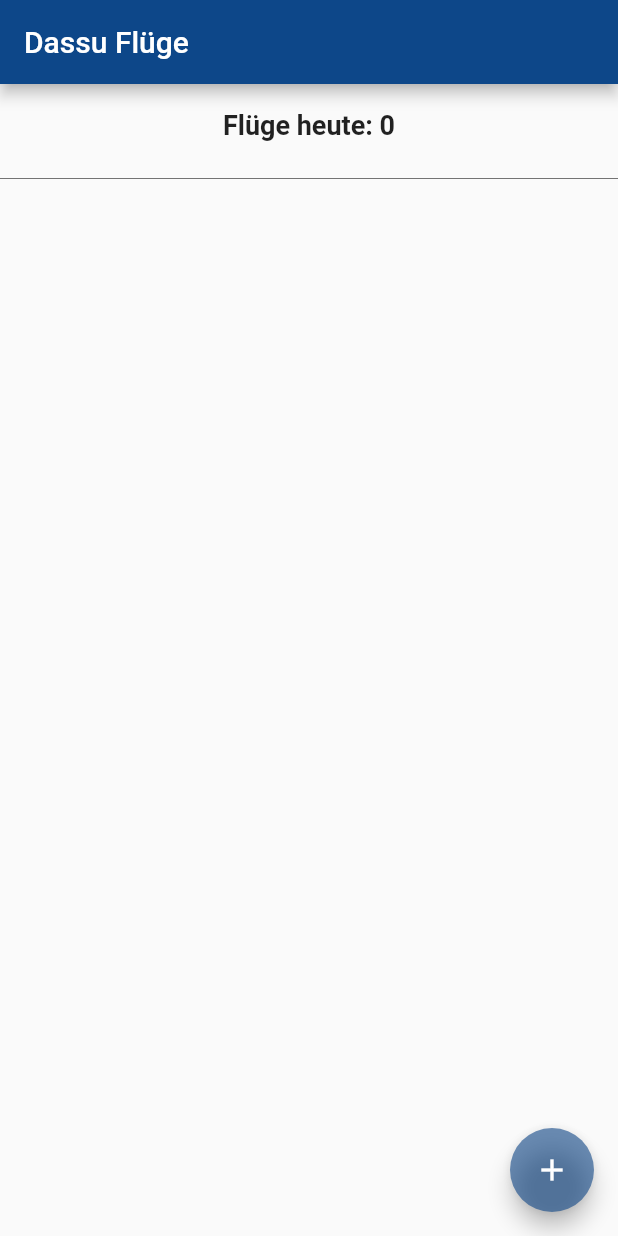
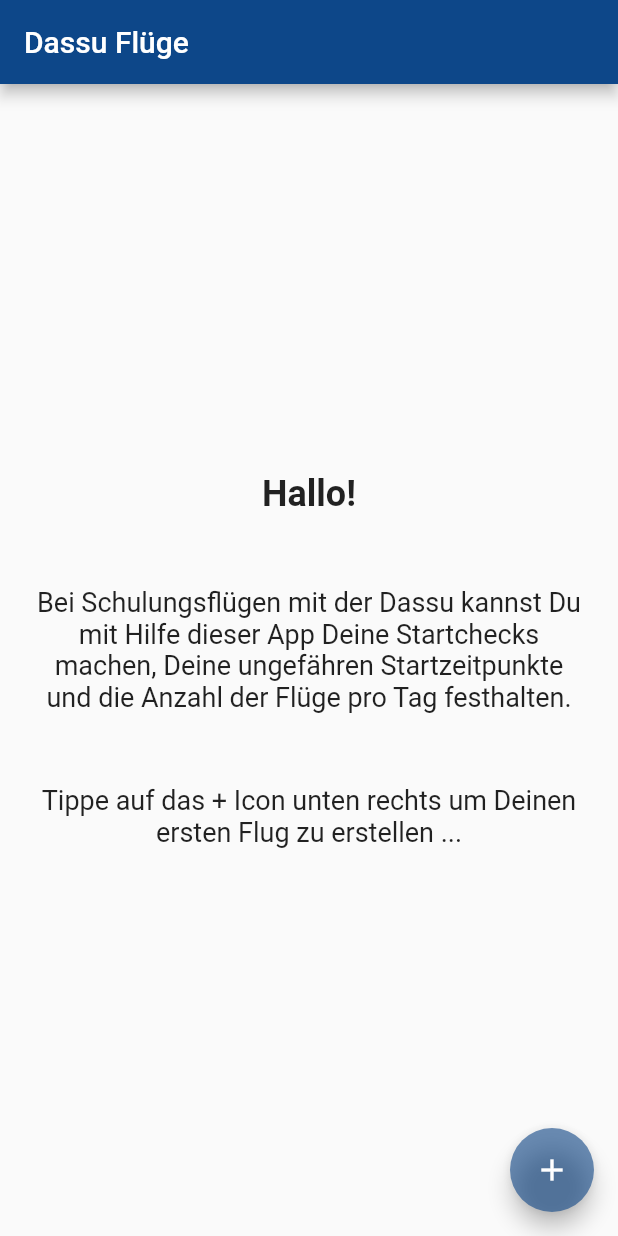
Before and after one commit to agehret/dassuflights, a Flutter app: the screen it shows after launch, on a phone screen of 412 x 824 dp. Run offline on Flutter 3.47's test engine with Material 2 defaults, Android fonts, the phone set to English and light mode, and no system bars; our stand-ins replace sqflite; accounts and stored records are empty.

Commit message:
Added intro text if flight list is empty

```diff
--- a/lib/main.dart
+++ b/lib/main.dart
@@ -63,7 +63,7 @@
       appBar: AppBar(
         title: Text(widget.title),
       ),
-      body: _buildListView(flightList),
+      body: _buildBody(flightList),
             floatingActionButton: FloatingActionButton(
               onPressed: () {
                 Navigator.push(
@@ -76,6 +76,46 @@
     );
   }
 
+  Widget _buildBody(List flightList) {
+    if (flightList != null && flightList.length > 0)
+      return _buildListView(flightList);
+    else
+      return _buildIntro();
+  }
+
+  Widget _buildIntro() {
+    return Container(
+      alignment: Alignment.center,
+      child: Column(
+        mainAxisAlignment: MainAxisAlignment.center,
+        children: [
+          Padding(
+            padding: EdgeInsets.all(24.0),
+            child: Text('Hallo!',
+                        style: TextStyle(fontSize: 24.0, fontWeight: FontWeight.bold)
+            ),
+          ),
+          Padding(
+            padding: EdgeInsets.all(24.0),
+            child: Text(
+              'Bei Schulungsflügen mit der Dassu kannst Du mit Hilfe dieser App Deine Startchecks machen, '
+                  'Deine ungefähren Startzeitpunkte und die Anzahl der Flüge pro Tag festhalten.',
+                style: _biggerFont,
+              textAlign: TextAlign.center,
+            ),
+          ),
+          Padding(
+            padding: EdgeInsets.all(24.0),
+            child: Text(
+              'Tippe auf das + Icon unten rechts um Deinen ersten Flug zu erstellen ...',
+              style: _biggerFont,
+              textAlign: TextAlign.center,
+            ),
+          ),
+        ],
+      ),
+    );
+  }
 
   Widget _buildListView(List flightList) {
     return Column(
```
